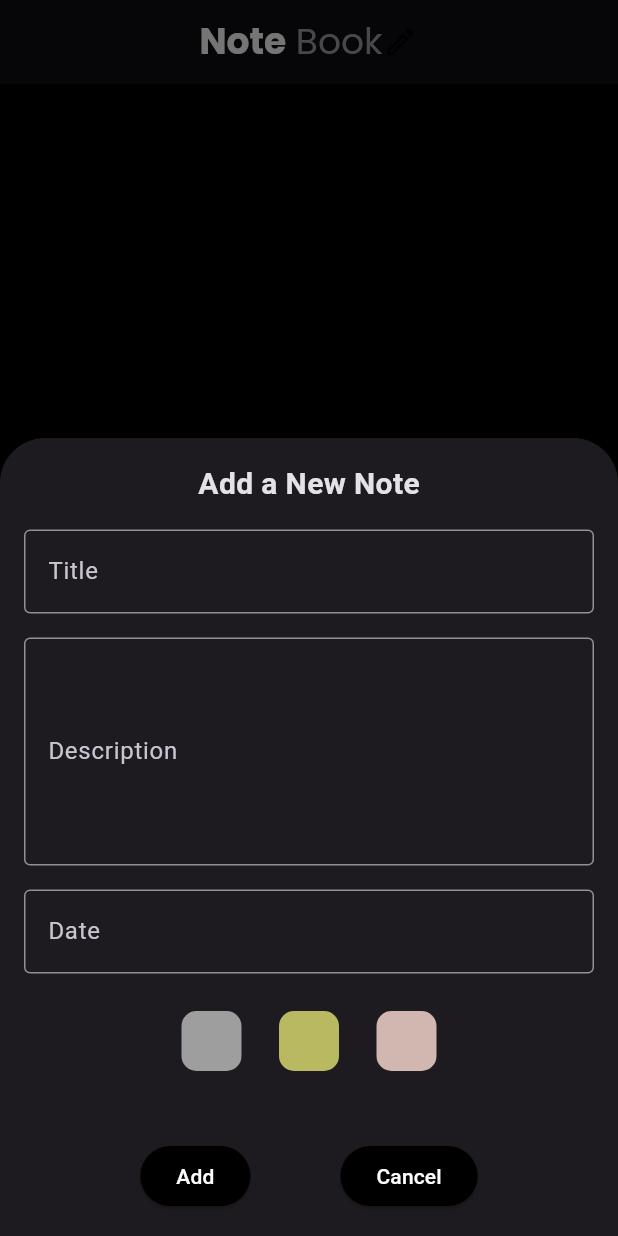
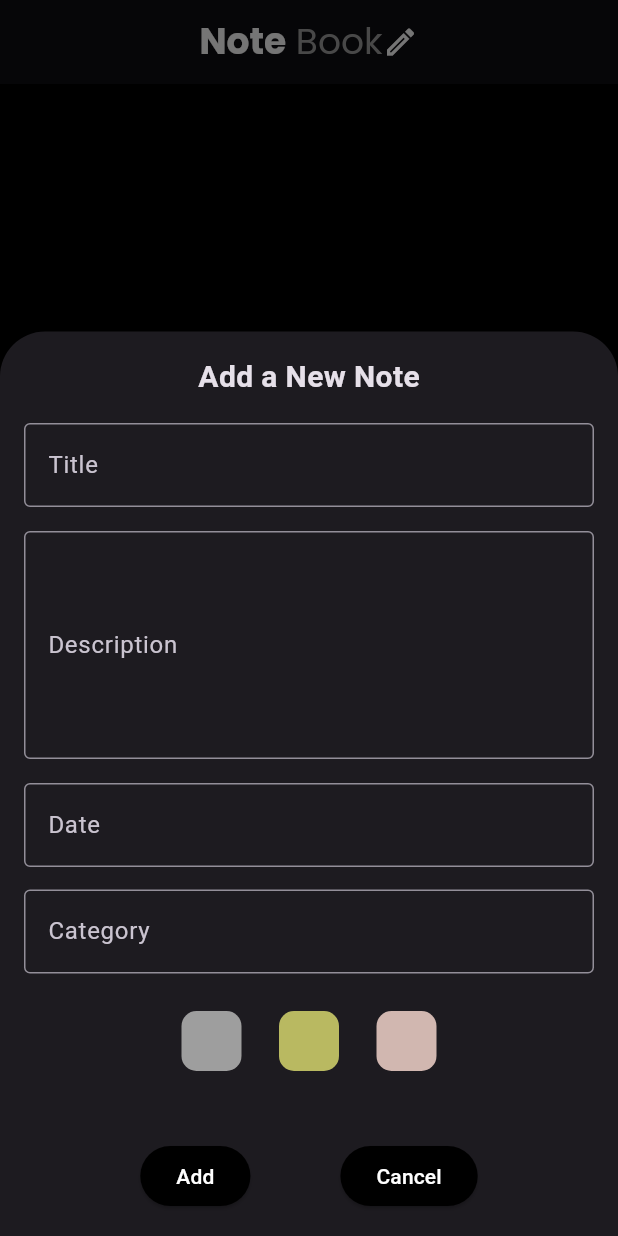
Before and after one commit to yadhunsajith2002/NoteBook_app, a Flutter app: the screen it shows after launch, after a tap on the "add" icon, on a phone screen of 412 x 824 dp. Run offline on Flutter 3.47's test engine with Material 3 defaults, Android fonts, the phone set to English and light mode, and no system bars; our stand-ins replace flutter_slidable, google_fonts, hive, hive_flutter, share_plus; accounts and stored records are empty.

Commit message:
category added

```diff
--- a/lib/controller/note_controller.dart
+++ b/lib/controller/note_controller.dart
@@ -3,23 +3,34 @@ import 'package:todo_app/model/event_model.dart';
 
 class NoteController {
   final Box<Note> _notesBox = Hive.box<Note>('notes');
-// load the data from database
+
+  // Load the data from the database
   Future<List<Note>> getNotes() async {
     return _notesBox.values.toList();
   }
 
-// add data to database
+  // Add data to the database
   Future<void> addNote(Note note) async {
     await _notesBox.add(note);
   }
 
-// edit the saved datas
+  // Edit the saved data
   Future<void> editNote(int index, Note updatedNote) async {
     await _notesBox.putAt(index, updatedNote);
   }
 
-// delete the saved datas
+  // Delete the saved data
   Future<void> deleteNote(int index) async {
     await _notesBox.deleteAt(index);
   }
+
+  // Add a method to get notes by category
+  Future<List<Note>> getNotesByCategory(String category) async {
+    return _notesBox.values.where((note) => note.category == category).toList();
+  }
+
+  // Add a method to get all distinct categories
+  List<String> getDistinctCategories() {
+    return _notesBox.values.map((note) => note.category).toSet().toList();
+  }
 }
--- a/lib/model/event_model.dart
+++ b/lib/model/event_model.dart
@@ -16,16 +16,22 @@ class Note extends HiveObject {
   @HiveField(3)
   late int color;
 
+  @HiveField(4) // Add this line for the category field
+  late String category;
+
   Note({
     required this.title,
     required this.description,
     required this.date,
     required this.color,
+    required this.category, // Add this line to the constructor
   });
+
   Note.copy(Note other) {
     title = other.title;
     description = other.description;
     date = other.date;
     color = other.color;
+    category = other.category; // Add this line to the copy constructor
   }
 }
--- a/lib/view/home_screen/home_screen.dart
+++ b/lib/view/home_screen/home_screen.dart
@@ -19,8 +19,10 @@ class _HomeScreenState extends State<HomeScreen> {
   TextEditingController _titleController = TextEditingController();
   TextEditingController _descriptionController = TextEditingController();
   TextEditingController _dateController = TextEditingController();
+  TextEditingController _categoryController = TextEditingController();
 
   Color selectedColor = Colors.grey;
+  String selectedCategory = ""; // Initially empty category
 
   List<Color> colorOptions = [
     Colors.grey,
@@ -35,11 +37,27 @@ class _HomeScreenState extends State<HomeScreen> {
   }
 
   Future<void> _loadNotes() async {
+    final categories = _noteController.getDistinctCategories();
+
+    if (selectedCategory.isNotEmpty && !categories.contains(selectedCategory)) {
+      // If the selected category is not in the list, set it to empty
+      selectedCategory = "";
+    }
+
+    if (selectedCategory.isEmpty) {
       final notes = await _noteController.getNotes();
       setState(() {
         _notes = notes.reversed.toList();
       });
+    } else {
+      final notes = await _noteController.getNotesByCategory(selectedCategory);
+      setState(() {
+        _notes = notes.reversed.toList();
+      });
     }
+  }
+
+  int selectedIndex = 0;
 
   @override
   Widget build(BuildContext context) {
@@ -71,7 +89,7 @@ class _HomeScreenState extends State<HomeScreen> {
             ),
             Icon(
               Icons.edit_outlined,
-              color: Colors.black,
+              color: Colors.white,
             ),
           ],
         ),
@@ -85,7 +103,44 @@ class _HomeScreenState extends State<HomeScreen> {
                       fontSize: 20,
                       fontWeight: FontWeight.w400)),
             )
-          : ListView.builder(
+          : Column(
+              children: [
+                SizedBox(
+                  height: 10,
+                ),
+                Container(
+                  height: 50,
+                  child: ListView.builder(
+                    itemCount: _noteController.getDistinctCategories().length,
+                    scrollDirection: Axis.horizontal,
+                    itemBuilder: (context, index) {
+                      return Padding(
+                        padding: const EdgeInsets.all(8.0),
+                        child: InkWell(
+                          onTap: () {
+                            setState(() {
+                              selectedCategory = _noteController
+                                  .getDistinctCategories()[index];
+                              selectedIndex = index;
+                              _loadNotes();
+                            });
+                          },
+                          child: Chip(
+                            backgroundColor:
+                                selectedIndex == index ? Colors.grey : null,
+                            label: Text(
+                                _noteController.getDistinctCategories()[index]),
+                          ),
+                        ),
+                      );
+                    },
+                  ),
+                ),
+                SizedBox(
+                  height: 10,
+                ),
+                Expanded(
+                  child: ListView.builder(
                     itemCount: _notes.length,
                     itemBuilder: (context, index) {
                       final note = _notes[index];
@@ -103,16 +158,19 @@ class _HomeScreenState extends State<HomeScreen> {
                         title: note.title,
                         date: date,
                         color: note.color,
-                  onRightslide: (p0) async {
+                        onRightslide: (details) async {
                           await _noteController.deleteNote(index);
                           _loadNotes();
                         },
-                  onLeftslide: (p0) {
+                        onLeftslide: (details) {
                           existingNoteIndex = index;
                           _addOrEditNote(context, existingNote: note);
                         },
                       );
                     },
+                  ),
+                ),
+              ],
             ),
       floatingActionButton: FloatingActionButton(
         backgroundColor: Colors.white54,
@@ -137,13 +195,15 @@ class _HomeScreenState extends State<HomeScreen> {
             description: '',
             date: DateTime.now(),
             color: selectedColor.value,
+            category:
+                selectedCategory, // Updated to use selectedCategory directly
           );
-
+    final dateFormatter = DateFormat('dd-MM-yyyy');
     _titleController.text = newNote.title;
     _descriptionController.text = newNote.description;
-    final dateFormatter = DateFormat('dd-MM-yyyy');
     _dateController.text =
         isEditing ? dateFormatter.format(newNote.date.toLocal()) : '';
+    _categoryController.text = selectedCategory;
 
     int selectedColorIndex =
         isEditing ? colorOptions.indexOf(selectedColor) : -1;
@@ -173,8 +233,7 @@ class _HomeScreenState extends State<HomeScreen> {
                       fontSize: 20.0,
                       fontWeight: FontWeight.bold,
                     ),
-                    ),
-                  ),
+                  )),
                   SizedBox(height: 16.0),
                   TextField(
                     decoration: InputDecoration(
@@ -191,7 +250,9 @@ class _HomeScreenState extends State<HomeScreen> {
                         border: OutlineInputBorder(), labelText: 'Description'),
                     controller: _descriptionController,
                     onChanged: (value) {
+                      setState(() {
                         newNote.description = value;
+                      });
                     },
                   ),
                   SizedBox(height: 16.0),
@@ -219,9 +280,18 @@ class _HomeScreenState extends State<HomeScreen> {
                       ),
                     ),
                   ),
-                  SizedBox(
-                    height: 15,
+                  SizedBox(height: 15),
+                  TextField(
+                    decoration: InputDecoration(
+                        border: OutlineInputBorder(), labelText: 'Category'),
+                    controller: _categoryController,
+                    onChanged: (value) {
+                      setState(() {
+                        newNote.category = value;
+                      });
+                    },
                   ),
+                  SizedBox(height: 15),
                   Container(
                     height: 80,
                     child: Wrap(
@@ -260,34 +330,51 @@ class _HomeScreenState extends State<HomeScreen> {
                       ElevatedButton(
                         style: ButtonStyle(
                           foregroundColor:
-                                MaterialStatePropertyAll(Colors.white),
+                              MaterialStateProperty.all(Colors.white),
                           backgroundColor:
-                                MaterialStatePropertyAll(Colors.black)),
+                              MaterialStateProperty.all(Colors.black),
+                        ),
                         onPressed: () async {
                           if (_titleController.text.isNotEmpty &&
                               _descriptionController.text.isNotEmpty) {
+                            final category = _categoryController.text.isNotEmpty
+                                ? _categoryController.text
+                                : 'All';
+
+                            newNote.title = _titleController.text;
+                            newNote.description = _descriptionController.text;
+                            newNote.category = category;
+                            newNote.color = selectedColor.value;
+
                             if (isEditing) {
                               await _noteController.editNote(
                                   existingNoteIndex, newNote);
                             } else {
                               await _noteController.addNote(newNote);
                             }
+
                             _loadNotes();
                             Navigator.of(context).pop();
                           } else {
                             Navigator.of(context).pop();
-                            ScaffoldMessenger.of(context).showSnackBar(SnackBar(
+                            ScaffoldMessenger.of(context).showSnackBar(
+                              SnackBar(
                                 shape: RoundedRectangleBorder(
                                   borderRadius: BorderRadius.only(
                                     topLeft: Radius.circular(30),
-                                        topRight: Radius.circular(30))),
+                                    topRight: Radius.circular(30),
+                                  ),
+                                ),
                                 padding: EdgeInsets.all(20),
                                 backgroundColor: Colors.grey.shade300,
                                 content: Center(
                                   child: Text(
-                                  "Please add  details",
+                                    "Please add details",
                                     style: TextStyle(fontSize: 18),
-                                ))));
+                                  ),
+                                ),
+                              ),
+                            );
                           }
                         },
                         child: Text(isEditing ? 'Save' : 'Add'),
@@ -298,9 +385,10 @@ class _HomeScreenState extends State<HomeScreen> {
                       ElevatedButton(
                         style: ButtonStyle(
                           foregroundColor:
-                                MaterialStatePropertyAll(Colors.white),
+                              MaterialStateProperty.all(Colors.white),
                           backgroundColor:
-                                MaterialStatePropertyAll(Colors.black)),
+                              MaterialStateProperty.all(Colors.black),
+                        ),
                         onPressed: () async {
                           Navigator.of(context).pop();
                         },
```
Also changed, not shown: lib/model/event_model.g.dart. Lines whose indentation alone changed are shown as unchanged.
